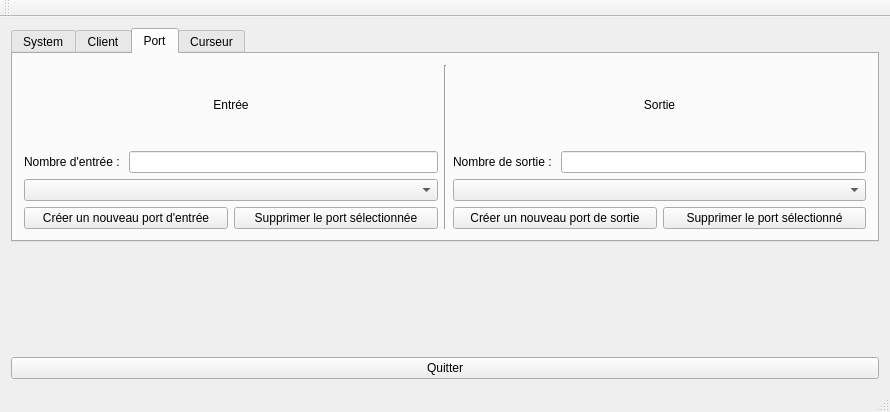
Before: the Qt Designer form mainwindow.ui in Dagal/CurseurMidi, drawn with Qt 5.
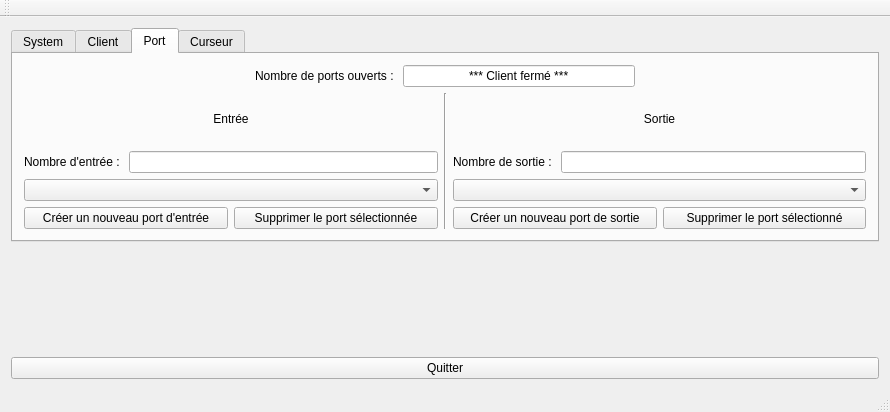
After: the same form once the commit is applied. The open tabs and pages were chosen to show the change.

Commit message: Test Current Port Number added

The edit to the form file:
```diff
--- a/mainwindow.ui
+++ b/mainwindow.ui
@@ -217,6 +217,53 @@
         <string>Port</string>
        </attribute>
        <layout class="QVBoxLayout" name="verticalLayout_3">
+        <item>
+         <layout class="QHBoxLayout" name="horizontalLayout">
+          <item>
+           <spacer name="horizontalSpacer_6">
+            <property name="orientation">
+             <enum>Qt::Horizontal</enum>
+            </property>
+            <property name="sizeHint" stdset="0">
+             <size>
+              <width>40</width>
+              <height>20</height>
+             </size>
+            </property>
+           </spacer>
+          </item>
+          <item>
+           <widget class="QLabel" name="numberCurrentPortsLabel">
+            <property name="text">
+             <string>Nombre de ports ouverts : </string>
+            </property>
+           </widget>
+          </item>
+          <item>
+           <widget class="QLineEdit" name="numberCurrentPortsLineEdit">
+            <property name="text">
+             <string>*** Client fermé ***</string>
+            </property>
+            <property name="alignment">
+             <set>Qt::AlignCenter</set>
+            </property>
+           </widget>
+          </item>
+          <item>
+           <spacer name="horizontalSpacer_5">
+            <property name="orientation">
+             <enum>Qt::Horizontal</enum>
+            </property>
+            <property name="sizeHint" stdset="0">
+             <size>
+              <width>40</width>
+              <height>20</height>
+             </size>
+            </property>
+           </spacer>
+          </item>
+         </layout>
+        </item>
         <item>
          <layout class="QHBoxLayout" name="portsLayout">
           <item>
```
Left out of the diff: 2 changed lines with no effect on the pictures. The commit also changes 4 other files.
